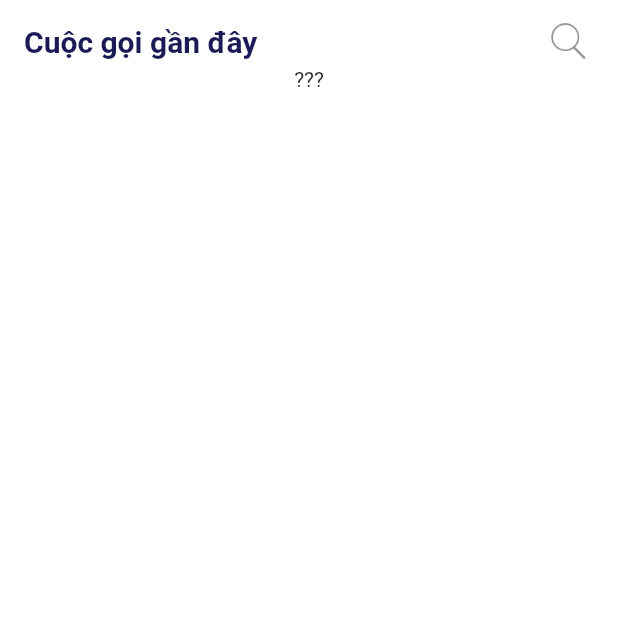
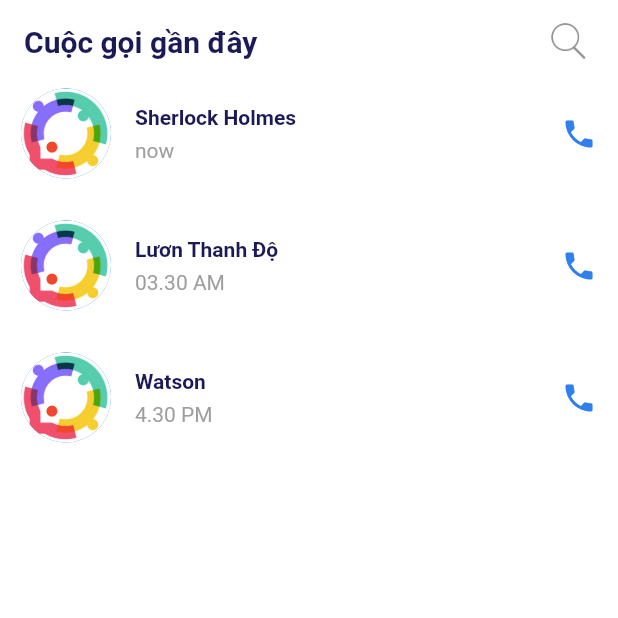
Before and after one commit to tuanpham5024/Chats, a Flutter app: the CallScreen screen opened directly, on a phone screen of 412 x 824 dp, the top half of it. Run offline on Flutter 3.47's test engine with Material 2 defaults, Android fonts, the phone set to English and light mode, and no system bars.

Commit message:
fix size

```diff
--- a/lib/components/chat_bubble.dart
+++ b/lib/components/chat_bubble.dart
@@ -25,7 +25,6 @@ class _ChatBubbleState extends State<ChatBubble> {
           ),
           padding: EdgeInsets.all(16),
           child: Text(widget.chatMessage.message, style: TextStyle(fontSize: 16),),
-
         ),
       ),
     );
--- a/lib/models/send_menu_items.dart
+++ b/lib/models/send_menu_items.dart
@@ -1,9 +1,8 @@
 import 'package:flutter/material.dart';
 
-class SendMenuItems {
+class SendMenuItems{
   String text;
   IconData icons;
   MaterialColor color;
-
-  SendMenuItems({@required this.text, @required this.icons, @required this.color, IconData icon});
+  SendMenuItems({@required this.text,@required this.icons,@required this.color});
 }
--- a/lib/screens/home/calls/call.dart
+++ b/lib/screens/home/calls/call.dart
@@ -1,3 +1,4 @@
+import 'package:chats/config/constants.dart';
 import 'package:flutter/material.dart';
 
 // ignore: must_be_immutable
@@ -34,7 +35,7 @@ class _CallUsersListState extends State<CallUsersList> {
                   child: Column(
                     crossAxisAlignment: CrossAxisAlignment.start,
                     children: <Widget>[
-                      Text(widget.text),
+                      Text(widget.text, style: TextStyle(fontWeight: FontWeight.bold, color: kTextPrimary),),
                       SizedBox(
                         height: 6,
                       ),
@@ -42,10 +43,11 @@ class _CallUsersListState extends State<CallUsersList> {
                         widget.time,
                         style: TextStyle(
                             fontSize: 14, color: Colors.grey.shade500),
-                      )
+                      ),
                     ],
                   ),
-                )
+                ),
+                Icon(Icons.phone, color: kPrimaryColor,)
               ],
             ),
           ),
--- a/lib/screens/home/calls/call_screen.dart
+++ b/lib/screens/home/calls/call_screen.dart
@@ -11,9 +11,12 @@ class CallScreen extends StatefulWidget {
 class _CallScreenState extends State<CallScreen> {
 
   List<CallUsers> callUsers = [
-    CallUsers(text: "Sherlock Holmes", image: "assets/images/logo.png", time: "now"),
-    CallUsers(text: "Sherlock Holmes", image: "assets/images/logo.png", time: "now"),
-    CallUsers(text: "Sherlock Holmes", image: "assets/images/logo.png", time: "now"),
+    CallUsers(
+        text: "Sherlock Holmes", image: "assets/images/logo.png", time: "now"),
+    CallUsers(
+        text: "Lươn Thanh Độ", image: "assets/images/logo.png", time: "03.30 AM"),
+    CallUsers(
+        text: "Watson", image: "assets/images/logo.png", time: "4.30 PM"),
   ];
 
   @override
@@ -29,21 +32,15 @@ class _CallScreenState extends State<CallScreen> {
           icon: "assets/images/search.png",
         ),
         ListView.builder(
-              itemCount: 0,
+          itemCount: callUsers.length,
           shrinkWrap: true,
           physics: NeverScrollableScrollPhysics(),
           itemBuilder: (context, index) {
             return CallUsersList(text: callUsers[index].text, image: callUsers[index].image, time: callUsers[index].time);
           },
         ),
-            Container(
-              child: Center(
-                child: Text("???"),
-              ),
-            )
         ],
       ),
-      ),
-    );
+    ),);
   }
 }
--- a/lib/screens/home/chats/chat.dart
+++ b/lib/screens/home/chats/chat.dart
@@ -48,7 +48,7 @@ class _ChatUsersListState extends State<ChatUsersList> {
                     child: Column(
                       crossAxisAlignment: CrossAxisAlignment.start,
                       children: <Widget>[
-                        Text(widget.text),
+                        Text(widget.text, style: TextStyle(color: kTextPrimary, fontSize: 15, fontWeight: widget.isMessageRead? FontWeight.normal : FontWeight.bold),),
                         SizedBox(
                           height: 6,
                         ),
--- a/lib/screens/home/profile/profile_screen.dart
+++ b/lib/screens/home/profile/profile_screen.dart
@@ -90,8 +90,8 @@ class _ProfileScreenState extends State<ProfileScreen> {
                         ),
                       ),
                       Icon(
-                        Icons.arrow_forward_ios_outlined,
-                        size: 24,
+                        Icons.toggle_off_outlined,
+                        size: 28,
                         color: Colors.grey.shade500,
                       )
                     ],
```
Also changed, not shown: lib/screens/home/chats/chat_detail.dart (+19 -12 lines), 2 other files. Lines whose indentation alone changed are shown as unchanged.
